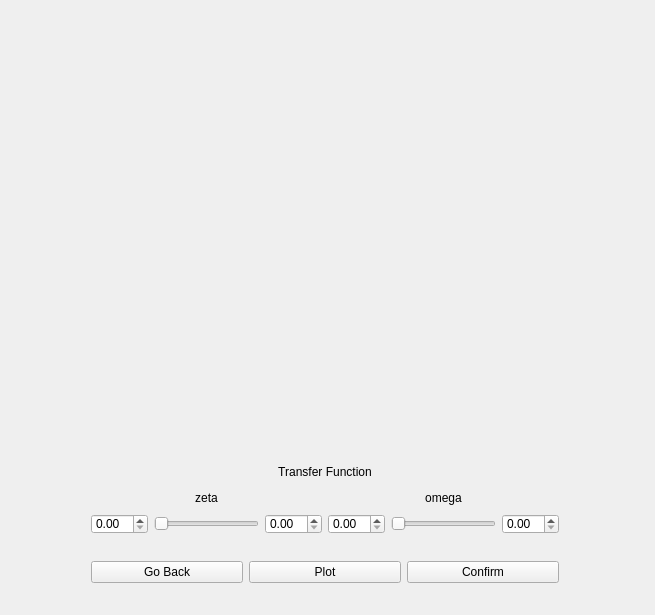
Qt form mct-usc-dev/bodeplotwindow.ui (Yanbo-Li/mct-test) before a commit.
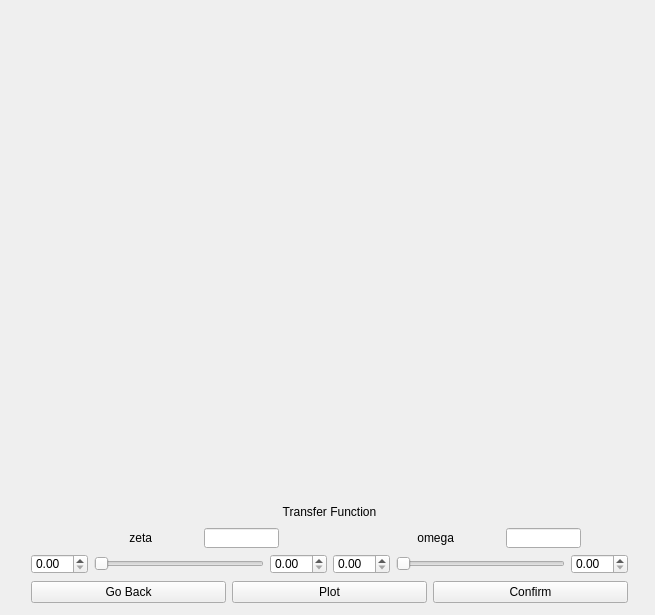
The same form after that commit. Custom widgets are drawn as their Qt base class.

Diff of the .ui file:
```diff
--- a/mct-usc-dev/bodeplotwindow.ui
+++ b/mct-usc-dev/bodeplotwindow.ui
@@ -27,30 +27,26 @@
      <rect>
       <x>80</x>
       <y>0</y>
-      <width>481</width>
-      <height>431</height>
+      <width>480</width>
+      <height>480</height>
      </rect>
     </property>
-    <zorder>tfLabel</zorder>
-    <zorder>zetaMinSpinBox</zorder>
-    <zorder>zetaSlider</zorder>
-    <zorder>zetaMaxSpinBox</zorder>
-    <zorder>zetaSlider</zorder>
-    <zorder>tfLabel</zorder>
     <zorder></zorder>
+    <zorder>zetaLabel</zorder>
+    <zorder>textEdit</zorder>
    </widget>
    <widget class="QWidget" name="">
     <property name="geometry">
      <rect>
-      <x>80</x>
-      <y>430</y>
-      <width>490</width>
-      <height>186</height>
+      <x>20</x>
+      <y>490</y>
+      <width>619</width>
+      <height>127</height>
      </rect>
     </property>
-    <layout class="QVBoxLayout" name="mainVertLayout">
+    <layout class="QVBoxLayout" name="outerVLayout">
      <item>
-      <layout class="QVBoxLayout" name="topVertLayout">
+      <layout class="QVBoxLayout" name="topHLayout">
        <item>
         <widget class="QLabel" name="tfLabel">
          <property name="maximumSize">
@@ -70,10 +66,12 @@
        <item>
         <layout class="QGridLayout" name="gridLayout">
          <item row="0" column="1">
+          <layout class="QHBoxLayout" name="omegaLabelHLayout">
+           <item>
           <widget class="QLabel" name="omegaLabel">
            <property name="maximumSize">
             <size>
-             <width>16777215</width>
+               <width>75</width>
              <height>20</height>
             </size>
            </property>
@@ -81,12 +79,24 @@
             <string>omega</string>
            </property>
            <property name="alignment">
-            <set>Qt::AlignCenter</set>
+              <set>Qt::AlignRight|Qt::AlignTrailing|Qt::AlignVCenter</set>
            </property>
           </widget>
          </item>
-         <item row="1" column="0">
-          <layout class="QHBoxLayout" name="horizontalLayout_2">
+           <item>
+            <widget class="QLineEdit" name="omegaLineEdit">
+             <property name="maximumSize">
+              <size>
+               <width>75</width>
+               <height>20</height>
+              </size>
+             </property>
+            </widget>
+           </item>
+          </layout>
+         </item>
+         <item row="2" column="0">
+          <layout class="QHBoxLayout" name="zetaSliderHLayout">
            <item>
             <widget class="QDoubleSpinBox" name="zetaMinSpinBox">
              <property name="maximumSize">
@@ -122,8 +132,8 @@
            </item>
           </layout>
          </item>
-         <item row="1" column="1">
-          <layout class="QHBoxLayout" name="horizontalLayout_3">
+         <item row="2" column="1">
+          <layout class="QHBoxLayout" name="omegaSliderHLayout">
            <item>
             <widget class="QDoubleSpinBox" name="omegaMinSpinBox">
              <property name="maximumSize">
@@ -160,10 +170,12 @@
           </layout>
          </item>
          <item row="0" column="0">
+          <layout class="QHBoxLayout" name="zetaLabelHLayout">
+           <item>
           <widget class="QLabel" name="zetaLabel">
            <property name="maximumSize">
             <size>
-             <width>16777215</width>
+               <width>75</width>
              <height>20</height>
             </size>
            </property>
@@ -171,16 +183,28 @@
             <string>zeta</string>
            </property>
            <property name="alignment">
-            <set>Qt::AlignCenter</set>
+              <set>Qt::AlignRight|Qt::AlignTrailing|Qt::AlignVCenter</set>
            </property>
           </widget>
          </item>
+           <item>
+            <widget class="QLineEdit" name="zetaLineEdit">
+             <property name="maximumSize">
+              <size>
+               <width>75</width>
+               <height>20</height>
+              </size>
+             </property>
+            </widget>
+           </item>
         </layout>
        </item>
       </layout>
      </item>
+      </layout>
+     </item>
      <item>
-      <layout class="QHBoxLayout" name="horizontalLayout">
+      <layout class="QHBoxLayout" name="buttonHLayout">
        <item>
         <widget class="QPushButton" name="backButton">
          <property name="text">
@@ -206,20 +230,18 @@
      </item>
     </layout>
    </widget>
-   <zorder>backButton</zorder>
+   <zorder>layoutWidget</zorder>
    <zorder>customPlot</zorder>
-   <zorder>confirmButton</zorder>
-   <zorder>zetaSlider</zorder>
-   <zorder>zetaMinSpinBox</zorder>
-   <zorder>zetaMaxSpinBox</zorder>
-   <zorder>tfLabel</zorder>
-   <zorder>plotButton</zorder>
    <zorder>zetaLabel</zorder>
-   <zorder>omegaMinSpinBox</zorder>
    <zorder>omegaLabel</zorder>
-   <zorder>omegaSlider</zorder>
-   <zorder>omegaMaxSpinBox</zorder>
-   <zorder>zetaLabel</zorder>
+   <zorder>textEdit</zorder>
+   <zorder>textEdit_2</zorder>
+   <zorder></zorder>
+   <zorder></zorder>
+   <zorder>omegaLabel</zorder>
+   <zorder>textEdit_2</zorder>
+   <zorder>tfLabel</zorder>
+   <zorder>tfLabel</zorder>
   </widget>
  </widget>
  <layoutdefault spacing="6" margin="11"/>
```
Lines whose indentation alone changed are shown as unchanged.
